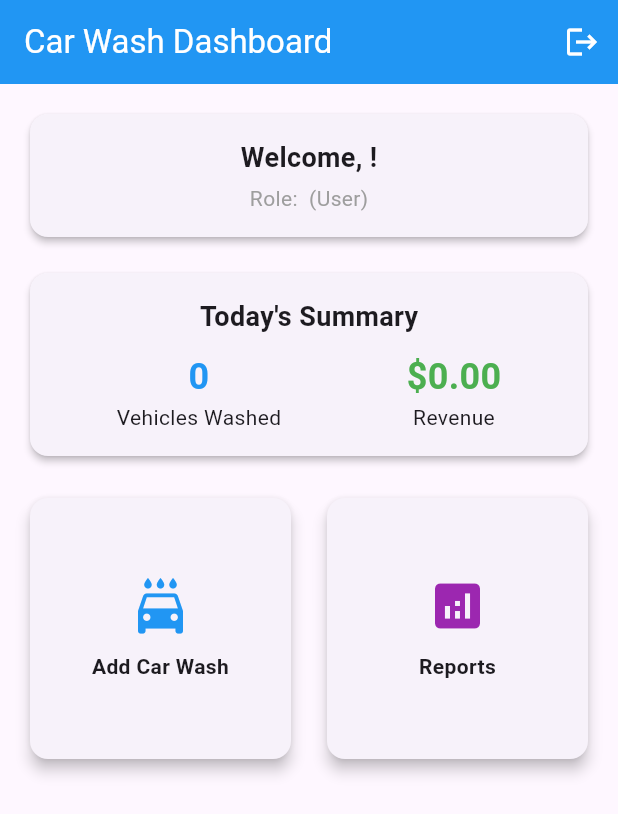
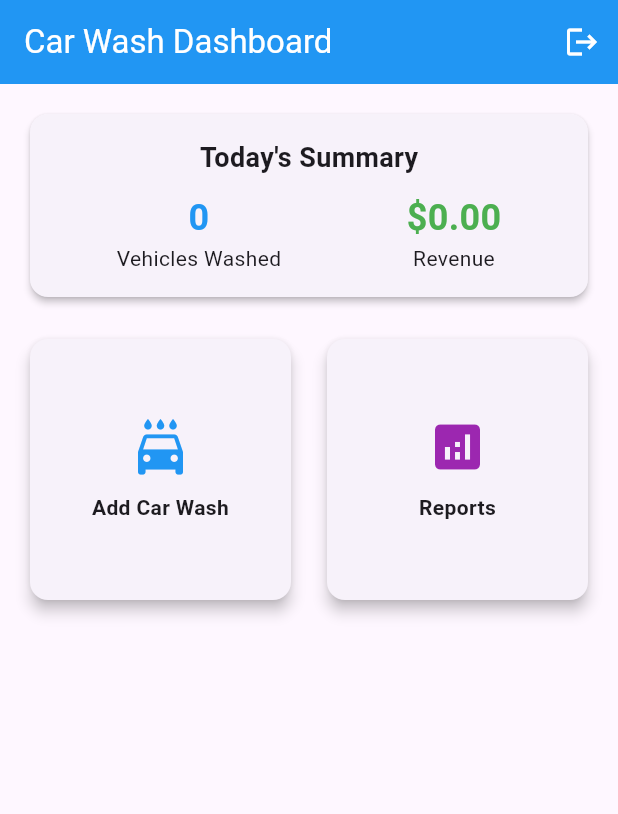
Before and after one commit to kassOmega/car-wash-app, a Flutter app: the screen it shows once a user with an empty profile is signed in, on a phone screen of 412 x 824 dp. Shown: the top 814 px of the screen. Run offline on Flutter 3.47's test engine with Material 3 defaults, Android fonts, the phone set to English and light mode, and no system bars; our stand-ins replace cloud_firestore, firebase_auth, firebase_core; accounts and stored records are empty.

Commit message:
Remove commission display from car wash entry and welcome message from dashboard for a cleaner UI

```diff
--- a/lib/screens/car_wash_entry.dart
+++ b/lib/screens/car_wash_entry.dart
@@ -248,13 +248,6 @@ class _CarWashEntryState extends State<CarWashEntry> {
                             crossAxisAlignment: CrossAxisAlignment.start,
                             children: [
                               Text(washer.name),
-                              Text(
-                                'Commission: ${washer.percentage}%',
-                                style: TextStyle(
-                                  fontSize: 12,
-                                  color: Colors.grey,
-                                ),
-                              ),
                             ],
                           ),
                         );
--- a/lib/screens/dashboard.dart
+++ b/lib/screens/dashboard.dart
@@ -66,28 +66,6 @@ class Dashboard extends StatelessWidget {
             child: Column(
               crossAxisAlignment: CrossAxisAlignment.stretch,
               children: [
-                // Welcome message with role
-                Card(
-                  child: Padding(
-                    padding: const EdgeInsets.all(16.0),
-                    child: Column(
-                      children: [
-                        Text(
-                          'Welcome, ${authProvider.appUser?.name ?? authProvider.user?.email}!',
-                          style: TextStyle(
-                              fontSize: 18, fontWeight: FontWeight.bold),
-                        ),
-                        SizedBox(height: 4),
-                        Text(
-                          'Role: ${authProvider.appUser?.role ?? "No role"} (${_getRoleDisplayName(authProvider.appUser?.role)})',
-                          style: TextStyle(color: Colors.grey),
-                        ),
-                      ],
-                    ),
-                  ),
-                ),
-                SizedBox(height: 16),
-
                 // Today's summary (visible to all)
                 Card(
                   child: Padding(
```
